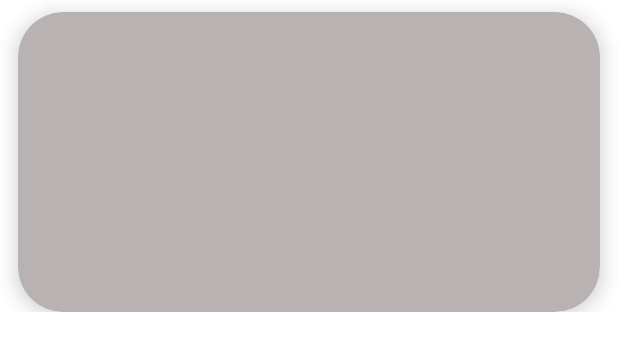
After one commit to Keshariraj/coveapp, an Android app: the layout event.xml on its own in the app's theme, with its tools: preview values and no code run, on a phone screen of 412 x 824 dp. The commit adds this screen. Shown: the top 351 px of the screen. Run offline under Robolectric (Android 15) with nearby library versions, the phone set to English and light mode, and no system bars.

Commit message:
Add Crad View

```diff
--- a/app/build.gradle
+++ b/app/build.gradle
@@ -63,4 +63,5 @@ dependencies {
     implementation 'com.github.bumptech.glide:glide:4.13.0'
     implementation platform('com.google.firebase:firebase-bom:30.0.1')
     implementation 'com.google.firebase:firebase-auth-ktx'
+    implementation 'com.google.android.gms:play-services-ads:20.6.0'
 }
--- a/app/src/main/AndroidManifest.xml
+++ b/app/src/main/AndroidManifest.xml
@@ -31,6 +31,10 @@
             android:name=".MainActivity"
             android:exported="false"
             android:label="@string/app_name"></activity>
+
+        <meta-data
+            android:name="com.google.android.gms.ads.APPLICATION_ID"
+            android:value="ca-app-pub-ca-app-pub-3940256099942544~3347511713"/>
     </application>
 
 </manifest>
--- /dev/null
+++ b/app/src/main/res/layout/event.xml
@@ -0,0 +1,23 @@
+<?xml version="1.0" encoding="utf-8"?>
+<androidx.constraintlayout.widget.ConstraintLayout xmlns:android="http://schemas.android.com/apk/res/android"
+    xmlns:app="http://schemas.android.com/apk/res-auto"
+    xmlns:tools="http://schemas.android.com/tools"
+    android:layout_width="match_parent"
+    android:layout_height="wrap_content"
+    android:paddingBottom="8dp">
+
+    <androidx.cardview.widget.CardView
+        android:layout_width="0dp"
+        android:layout_height="200dp"
+        android:layout_marginStart="12dp"
+        android:layout_marginTop="8dp"
+        android:layout_marginEnd="12dp"
+        app:cardBackgroundColor="#B8B2B2"
+        app:cardCornerRadius="30dp"
+        app:cardElevation="8dp"
+        app:cardMaxElevation="6dp"
+        app:cardPreventCornerOverlap="false"
+        app:layout_constraintEnd_toEndOf="parent"
+        app:layout_constraintStart_toStartOf="parent"
+        app:layout_constraintTop_toTopOf="parent" />
+</androidx.constraintlayout.widget.ConstraintLayout>
--- a/build.gradle
+++ b/build.gradle
@@ -1,6 +1,7 @@
 buildscript {
     dependencies {
         classpath 'com.google.gms:google-services:4.3.10'
+        classpath "androidx.navigation:navigation-safe-args-gradle-plugin:2.4.2"
     }
 }// Top-level build file where you can add configuration options common to all sub-projects/modules.
 plugins {
```
Also changed, not shown: app/src/main/java/com/digi/coveapp/FirstFragment.kt (+11 -5 lines), app/src/main/java/com/digi/coveapp/SecondFragment.kt (+5 -6 lines), app/src/main/res/drawable-v24/proj2.jpg (added), app/src/main/res/drawable-v24/proj3.jpg (added), app/src/main/res/drawable-v24/proj4.jpg (added), app/src/main/res/drawable-v24/proj5.jpg (added), app/src/main/res/drawable-v24/proj6.jpg (added), app/src/main/res/drawable-v24/proj8.jpg (added).
